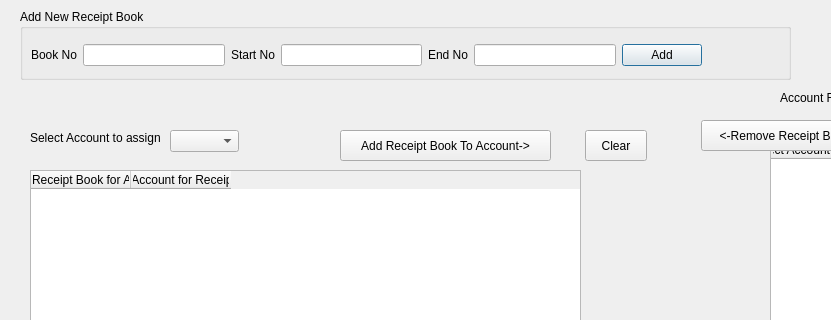
The window that DLG/creceiptsetupdlg.ui (hlunguite/saptuamDataQT) describes before a commit, drawn with Qt 5; both pictures show x 0 to 831 and y 0 to 320 of the 1163 by 432 pixel window.
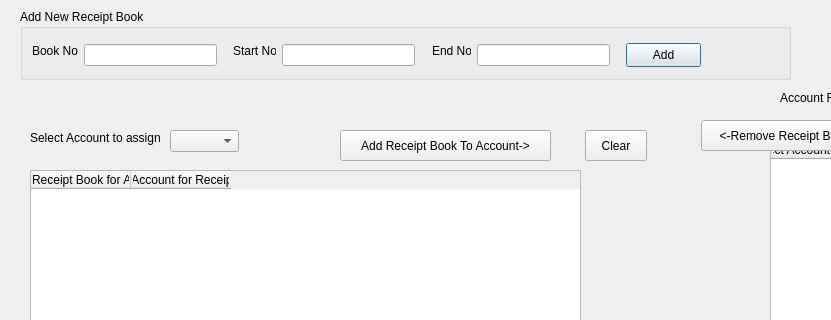
The same window after the commit.

What changed in the file:
```diff
--- a/DLG/creceiptsetupdlg.ui
+++ b/DLG/creceiptsetupdlg.ui
@@ -25,54 +25,87 @@
    <property name="title">
     <string>Add New Receipt Book</string>
    </property>
-   <widget class="QWidget" name="layoutWidget">
+   <widget class="QPushButton" name="m_addReceiptBtn">
     <property name="geometry">
      <rect>
-      <x>11</x>
-      <y>30</y>
-      <width>671</width>
-      <height>33</height>
+      <x>606</x>
+      <y>34</y>
+      <width>75</width>
+      <height>24</height>
      </rect>
     </property>
-    <layout class="QGridLayout" name="gridLayout">
-     <item row="0" column="0">
+    <property name="text">
+     <string>Add</string>
+    </property>
+   </widget>
+   <widget class="QLineEdit" name="m_endNo">
+    <property name="geometry">
+     <rect>
+      <x>457</x>
+      <y>35</y>
+      <width>133</width>
+      <height>22</height>
+     </rect>
+    </property>
+   </widget>
       <widget class="QLabel" name="m_bookNolbl">
+    <property name="geometry">
+     <rect>
+      <x>12</x>
+      <y>34</y>
+      <width>46</width>
+      <height>16</height>
+     </rect>
+    </property>
        <property name="text">
         <string>Book No</string>
        </property>
       </widget>
-     </item>
-     <item row="0" column="1">
-      <widget class="QLineEdit" name="m_bookNo"/>
-     </item>
-     <item row="0" column="2">
+   <widget class="QLineEdit" name="m_startNo">
+    <property name="geometry">
+     <rect>
+      <x>262</x>
+      <y>35</y>
+      <width>133</width>
+      <height>22</height>
+     </rect>
+    </property>
+   </widget>
       <widget class="QLabel" name="m_startNolbl">
+    <property name="geometry">
+     <rect>
+      <x>213</x>
+      <y>34</y>
+      <width>43</width>
+      <height>16</height>
+     </rect>
+    </property>
        <property name="text">
         <string>Start No</string>
        </property>
       </widget>
-     </item>
-     <item row="0" column="3">
-      <widget class="QLineEdit" name="m_startNo"/>
-     </item>
-     <item row="0" column="4">
+   <widget class="QLineEdit" name="m_bookNo">
+    <property name="geometry">
+     <rect>
+      <x>64</x>
+      <y>35</y>
+      <width>133</width>
+      <height>22</height>
+     </rect>
+    </property>
+   </widget>
       <widget class="QLabel" name="m_endNolbl">
+    <property name="geometry">
+     <rect>
+      <x>412</x>
+      <y>34</y>
+      <width>39</width>
+      <height>16</height>
+     </rect>
+    </property>
        <property name="text">
         <string>End No</string>
        </property>
-      </widget>
-     </item>
-     <item row="0" column="5">
-      <widget class="QLineEdit" name="m_endNo"/>
-     </item>
-     <item row="0" column="6">
-      <widget class="QPushButton" name="m_addReceiptBtn">
-       <property name="text">
-        <string>Add</string>
-       </property>
-      </widget>
-     </item>
-    </layout>
    </widget>
   </widget>
   <widget class="QTableWidget" name="m_availableReceiptTable">
```
Lines whose indentation alone changed are shown as unchanged.
